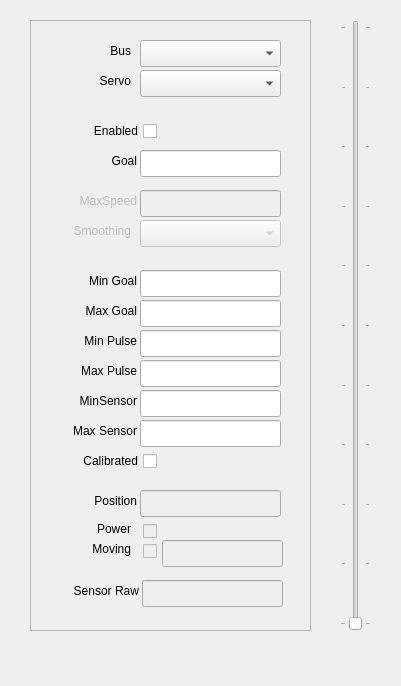
This is inmoov_tools/trainer/trainergui.ui in alansrobotlab/inmoov_ros as Qt 5 draws it before an edit. The edited form follows.
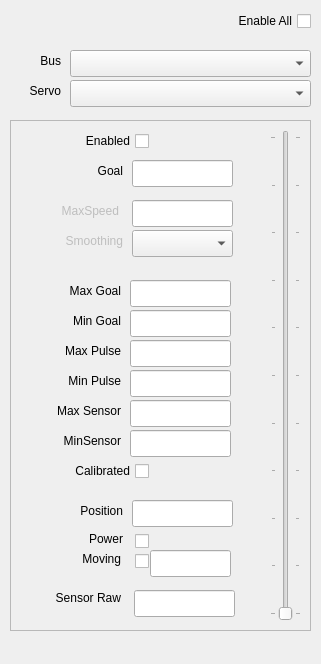
This is the edited form.

What changed in the file:
```diff
--- a/inmoov_tools/trainer/trainergui.ui
+++ b/inmoov_tools/trainer/trainergui.ui
@@ -6,8 +6,8 @@
    <rect>
     <x>0</x>
     <y>0</y>
-    <width>401</width>
-    <height>686</height>
+    <width>321</width>
+    <height>664</height>
    </rect>
   </property>
   <property name="windowTitle">
@@ -20,47 +20,13 @@
    <bool>false</bool>
   </property>
   <widget class="QWidget" name="centralwidget">
-   <widget class="QSlider" name="sliderGoal">
-    <property name="geometry">
-     <rect>
-      <x>340</x>
-      <y>20</y>
-      <width>31</width>
-      <height>611</height>
-     </rect>
-    </property>
-    <property name="maximum">
-     <number>990000</number>
-    </property>
-    <property name="singleStep">
-     <number>10000</number>
-    </property>
-    <property name="pageStep">
-     <number>100000</number>
-    </property>
-    <property name="orientation">
-     <enum>Qt::Vertical</enum>
-    </property>
-    <property name="invertedAppearance">
-     <bool>false</bool>
-    </property>
-    <property name="invertedControls">
-     <bool>false</bool>
-    </property>
-    <property name="tickPosition">
-     <enum>QSlider::TicksBothSides</enum>
-    </property>
-    <property name="tickInterval">
-     <number>10000</number>
-    </property>
-   </widget>
    <widget class="QFrame" name="frame">
     <property name="geometry">
      <rect>
-      <x>30</x>
-      <y>20</y>
-      <width>281</width>
-      <height>611</height>
+      <x>10</x>
+      <y>120</y>
+      <width>301</width>
+      <height>511</height>
      </rect>
     </property>
     <property name="frameShape">
@@ -72,9 +38,9 @@
     <widget class="QLineEdit" name="txtMinPulse">
      <property name="geometry">
       <rect>
-       <x>110</x>
-       <y>310</y>
-       <width>141</width>
+       <x>120</x>
+       <y>250</y>
+       <width>101</width>
        <height>27</height>
       </rect>
      </property>
@@ -82,9 +48,9 @@
     <widget class="QLineEdit" name="txtMaxSensor">
      <property name="geometry">
       <rect>
-       <x>110</x>
-       <y>400</y>
-       <width>141</width>
+       <x>120</x>
+       <y>280</y>
+       <width>101</width>
        <height>27</height>
       </rect>
      </property>
@@ -92,9 +58,9 @@
     <widget class="QLabel" name="label_3">
      <property name="geometry">
       <rect>
-       <x>16</x>
-       <y>310</y>
-       <width>91</width>
+       <x>30</x>
+       <y>250</y>
+       <width>81</width>
        <height>21</height>
       </rect>
      </property>
@@ -108,8 +74,8 @@
     <widget class="QLabel" name="label_4">
      <property name="geometry">
       <rect>
-       <x>16</x>
-       <y>340</y>
+       <x>20</x>
+       <y>220</y>
        <width>91</width>
        <height>21</height>
       </rect>
@@ -124,9 +90,9 @@
     <widget class="QLabel" name="label_5">
      <property name="geometry">
       <rect>
-       <x>16</x>
-       <y>370</y>
-       <width>91</width>
+       <x>30</x>
+       <y>310</y>
+       <width>81</width>
        <height>21</height>
       </rect>
      </property>
@@ -140,9 +106,9 @@
     <widget class="QLabel" name="label_2">
      <property name="geometry">
       <rect>
-       <x>40</x>
-       <y>280</y>
-       <width>67</width>
+       <x>30</x>
+       <y>160</y>
+       <width>81</width>
        <height>21</height>
       </rect>
      </property>
@@ -156,9 +122,9 @@
     <widget class="QLineEdit" name="txtMaxPulse">
      <property name="geometry">
       <rect>
-       <x>110</x>
-       <y>340</y>
-       <width>141</width>
+       <x>120</x>
+       <y>220</y>
+       <width>101</width>
        <height>27</height>
       </rect>
      </property>
@@ -166,8 +132,8 @@
     <widget class="QCheckBox" name="chkCalibrated">
      <property name="geometry">
       <rect>
-       <x>30</x>
-       <y>430</y>
+       <x>42</x>
+       <y>340</y>
        <width>97</width>
        <height>22</height>
       </rect>
@@ -182,9 +148,9 @@
     <widget class="QLineEdit" name="txtMaxGoal">
      <property name="geometry">
       <rect>
-       <x>110</x>
-       <y>280</y>
-       <width>141</width>
+       <x>120</x>
+       <y>160</y>
+       <width>101</width>
        <height>27</height>
       </rect>
      </property>
@@ -192,9 +158,9 @@
     <widget class="QLineEdit" name="txtMinSensor">
      <property name="geometry">
       <rect>
-       <x>110</x>
-       <y>370</y>
-       <width>141</width>
+       <x>120</x>
+       <y>310</y>
+       <width>101</width>
        <height>27</height>
       </rect>
      </property>
@@ -202,9 +168,9 @@
     <widget class="QLabel" name="label">
      <property name="geometry">
       <rect>
-       <x>40</x>
-       <y>250</y>
-       <width>67</width>
+       <x>50</x>
+       <y>190</y>
+       <width>61</width>
        <height>21</height>
       </rect>
      </property>
@@ -217,13 +183,13 @@
     </widget>
     <widget class="QComboBox" name="cmbSmoothing">
      <property name="enabled">
-      <bool>false</bool>
+      <bool>true</bool>
      </property>
      <property name="geometry">
       <rect>
-       <x>110</x>
-       <y>200</y>
-       <width>141</width>
+       <x>122</x>
+       <y>110</y>
+       <width>101</width>
        <height>27</height>
       </rect>
      </property>
@@ -234,9 +200,9 @@
      </property>
      <property name="geometry">
       <rect>
-       <x>16</x>
-       <y>170</y>
-       <width>91</width>
+       <x>28</x>
+       <y>80</y>
+       <width>81</width>
        <height>21</height>
       </rect>
      </property>
@@ -249,23 +215,26 @@
     </widget>
     <widget class="QLineEdit" name="txtMaxSpeed">
      <property name="enabled">
-      <bool>false</bool>
+      <bool>true</bool>
      </property>
      <property name="geometry">
       <rect>
-       <x>110</x>
-       <y>170</y>
-       <width>141</width>
+       <x>122</x>
+       <y>80</y>
+       <width>101</width>
        <height>27</height>
       </rect>
      </property>
+     <property name="readOnly">
+      <bool>true</bool>
+     </property>
     </widget>
     <widget class="QLabel" name="label_6">
      <property name="geometry">
       <rect>
-       <x>16</x>
-       <y>400</y>
-       <width>91</width>
+       <x>30</x>
+       <y>280</y>
+       <width>81</width>
        <height>21</height>
       </rect>
      </property>
@@ -285,8 +254,8 @@
      </property>
      <property name="geometry">
       <rect>
-       <x>10</x>
-       <y>200</y>
+       <x>22</x>
+       <y>110</y>
        <width>91</width>
        <height>21</height>
       </rect>
@@ -301,9 +270,9 @@
     <widget class="QLineEdit" name="txtMinGoal">
      <property name="geometry">
       <rect>
-       <x>110</x>
-       <y>250</y>
-       <width>141</width>
+       <x>120</x>
+       <y>190</y>
+       <width>101</width>
        <height>27</height>
       </rect>
      </property>
@@ -311,10 +280,10 @@
     <widget class="QLabel" name="label_7">
      <property name="geometry">
       <rect>
-       <x>18</x>
-       <y>560</y>
-       <width>91</width>
-       <height>21</height>
+       <x>30</x>
+       <y>470</y>
+       <width>81</width>
+       <height>16</height>
       </rect>
      </property>
      <property name="text">
@@ -326,25 +295,28 @@
     </widget>
     <widget class="QLineEdit" name="txtSpeed">
      <property name="enabled">
-      <bool>false</bool>
+      <bool>true</bool>
      </property>
      <property name="geometry">
       <rect>
-       <x>132</x>
-       <y>520</y>
-       <width>121</width>
+       <x>140</x>
+       <y>430</y>
+       <width>81</width>
        <height>27</height>
       </rect>
      </property>
+     <property name="readOnly">
+      <bool>true</bool>
+     </property>
     </widget>
     <widget class="QCheckBox" name="chkPower">
      <property name="enabled">
-      <bool>false</bool>
+      <bool>true</bool>
      </property>
      <property name="geometry">
       <rect>
-       <x>30</x>
-       <y>500</y>
+       <x>42</x>
+       <y>410</y>
        <width>97</width>
        <height>22</height>
       </rect>
@@ -355,39 +327,48 @@
      <property name="text">
       <string/>
      </property>
+     <property name="checkable">
+      <bool>false</bool>
+     </property>
     </widget>
     <widget class="QLineEdit" name="txtPosition">
      <property name="enabled">
-      <bool>false</bool>
+      <bool>true</bool>
      </property>
      <property name="geometry">
       <rect>
-       <x>110</x>
-       <y>470</y>
-       <width>141</width>
+       <x>122</x>
+       <y>380</y>
+       <width>101</width>
        <height>27</height>
       </rect>
      </property>
+     <property name="readOnly">
+      <bool>true</bool>
+     </property>
     </widget>
     <widget class="QLineEdit" name="txtSensorRaw">
      <property name="enabled">
-      <bool>false</bool>
+      <bool>true</bool>
      </property>
      <property name="geometry">
       <rect>
-       <x>112</x>
-       <y>560</y>
-       <width>141</width>
+       <x>124</x>
+       <y>470</y>
+       <width>101</width>
        <height>27</height>
       </rect>
      </property>
+     <property name="readOnly">
+      <bool>true</bool>
+     </property>
     </widget>
     <widget class="QLabel" name="label_10">
      <property name="geometry">
       <rect>
-       <x>40</x>
-       <y>470</y>
-       <width>67</width>
+       <x>52</x>
+       <y>380</y>
+       <width>61</width>
        <height>21</height>
       </rect>
      </property>
@@ -401,8 +382,8 @@
     <widget class="QLabel" name="label_11">
      <property name="geometry">
       <rect>
-       <x>10</x>
-       <y>500</y>
+       <x>22</x>
+       <y>410</y>
        <width>91</width>
        <height>17</height>
       </rect>
@@ -414,37 +395,11 @@
       <set>Qt::AlignRight|Qt::AlignTrailing|Qt::AlignVCenter</set>
      </property>
     </widget>
-    <widget class="QComboBox" name="cmbServo">
-     <property name="geometry">
-      <rect>
-       <x>110</x>
-       <y>50</y>
-       <width>141</width>
-       <height>27</height>
-      </rect>
-     </property>
-    </widget>
-    <widget class="QLabel" name="label_12">
-     <property name="geometry">
-      <rect>
-       <x>30</x>
-       <y>20</y>
-       <width>71</width>
-       <height>21</height>
-      </rect>
-     </property>
-     <property name="text">
-      <string>Bus</string>
-     </property>
-     <property name="alignment">
-      <set>Qt::AlignRight|Qt::AlignTrailing|Qt::AlignVCenter</set>
-     </property>
-    </widget>
     <widget class="QCheckBox" name="chkEnabled">
      <property name="geometry">
       <rect>
-       <x>30</x>
-       <y>100</y>
+       <x>42</x>
+       <y>10</y>
        <width>97</width>
        <height>22</height>
       </rect>
@@ -456,41 +411,12 @@
       <string>Enabled</string>
      </property>
     </widget>
-    <widget class="QComboBox" name="cmbBus">
-     <property name="geometry">
-      <rect>
-       <x>110</x>
-       <y>20</y>
-       <width>141</width>
-       <height>27</height>
-      </rect>
-     </property>
-     <property name="frame">
-      <bool>true</bool>
-     </property>
-    </widget>
-    <widget class="QLabel" name="label_13">
-     <property name="geometry">
-      <rect>
-       <x>30</x>
-       <y>50</y>
-       <width>71</width>
-       <height>21</height>
-      </rect>
-     </property>
-     <property name="text">
-      <string>Servo</string>
-     </property>
-     <property name="alignment">
-      <set>Qt::AlignRight|Qt::AlignTrailing|Qt::AlignVCenter</set>
-     </property>
-    </widget>
     <widget class="QLabel" name="label_9">
      <property name="geometry">
       <rect>
-       <x>40</x>
-       <y>130</y>
-       <width>67</width>
+       <x>52</x>
+       <y>40</y>
+       <width>61</width>
        <height>21</height>
       </rect>
      </property>
@@ -504,21 +430,21 @@
     <widget class="QLineEdit" name="txtGoal">
      <property name="geometry">
       <rect>
-       <x>110</x>
-       <y>130</y>
-       <width>141</width>
+       <x>122</x>
+       <y>40</y>
+       <width>101</width>
        <height>27</height>
       </rect>
      </property>
     </widget>
     <widget class="QCheckBox" name="chkMoving">
      <property name="enabled">
-      <bool>false</bool>
+      <bool>true</bool>
      </property>
      <property name="geometry">
       <rect>
-       <x>30</x>
-       <y>520</y>
+       <x>42</x>
+       <y>430</y>
        <width>97</width>
        <height>22</height>
       </rect>
@@ -529,12 +455,15 @@
      <property name="text">
       <string/>
      </property>
+     <property name="checkable">
+      <bool>false</bool>
+     </property>
     </widget>
     <widget class="QLabel" name="label_15">
      <property name="geometry">
       <rect>
-       <x>10</x>
-       <y>520</y>
+       <x>20</x>
+       <y>430</y>
        <width>91</width>
        <height>17</height>
       </rect>
@@ -546,9 +475,112 @@
       <set>Qt::AlignRight|Qt::AlignTrailing|Qt::AlignVCenter</set>
      </property>
     </widget>
+    <widget class="QSlider" name="sliderGoal">
+     <property name="geometry">
+      <rect>
+       <x>260</x>
+       <y>10</y>
+       <width>31</width>
+       <height>491</height>
+      </rect>
+     </property>
+     <property name="maximum">
+      <number>990000</number>
+     </property>
+     <property name="singleStep">
+      <number>10000</number>
+     </property>
+     <property name="pageStep">
+      <number>100000</number>
+     </property>
+     <property name="orientation">
+      <enum>Qt::Vertical</enum>
+     </property>
+     <property name="invertedAppearance">
+      <bool>false</bool>
+     </property>
+     <property name="invertedControls">
+      <bool>false</bool>
+     </property>
+     <property name="tickPosition">
+      <enum>QSlider::TicksBothSides</enum>
+     </property>
+     <property name="tickInterval">
+      <number>10000</number>
+     </property>
+    </widget>
    </widget>
-   <zorder>frame</zorder>
-   <zorder>sliderGoal</zorder>
+   <widget class="QLabel" name="label_12">
+    <property name="geometry">
+     <rect>
+      <x>-10</x>
+      <y>50</y>
+      <width>71</width>
+      <height>21</height>
+     </rect>
+    </property>
+    <property name="text">
+     <string>Bus</string>
+    </property>
+    <property name="alignment">
+     <set>Qt::AlignRight|Qt::AlignTrailing|Qt::AlignVCenter</set>
+    </property>
+   </widget>
+   <widget class="QLabel" name="label_13">
+    <property name="geometry">
+     <rect>
+      <x>-10</x>
+      <y>80</y>
+      <width>71</width>
+      <height>21</height>
+     </rect>
+    </property>
+    <property name="text">
+     <string>Servo</string>
+    </property>
+    <property name="alignment">
+     <set>Qt::AlignRight|Qt::AlignTrailing|Qt::AlignVCenter</set>
+    </property>
+   </widget>
+   <widget class="QComboBox" name="cmbBus">
+    <property name="geometry">
+     <rect>
+      <x>70</x>
+      <y>50</y>
+      <width>241</width>
+      <height>27</height>
+     </rect>
+    </property>
+    <property name="frame">
+     <bool>true</bool>
+    </property>
+   </widget>
+   <widget class="QComboBox" name="cmbServo">
+    <property name="geometry">
+     <rect>
+      <x>70</x>
+      <y>80</y>
+      <width>241</width>
+      <height>27</height>
+     </rect>
+    </property>
+   </widget>
+   <widget class="QCheckBox" name="chkEnableAll">
+    <property name="geometry">
+     <rect>
+      <x>190</x>
+      <y>10</y>
+      <width>121</width>
+      <height>22</height>
+     </rect>
+    </property>
+    <property name="layoutDirection">
+     <enum>Qt::RightToLeft</enum>
+    </property>
+    <property name="text">
+     <string>Enable All</string>
+    </property>
+   </widget>
   </widget>
   <widget class="QStatusBar" name="statusbar">
    <property name="sizeGripEnabled">
```
Left out of the diff: 3 changed lines with no effect on the pictures.
